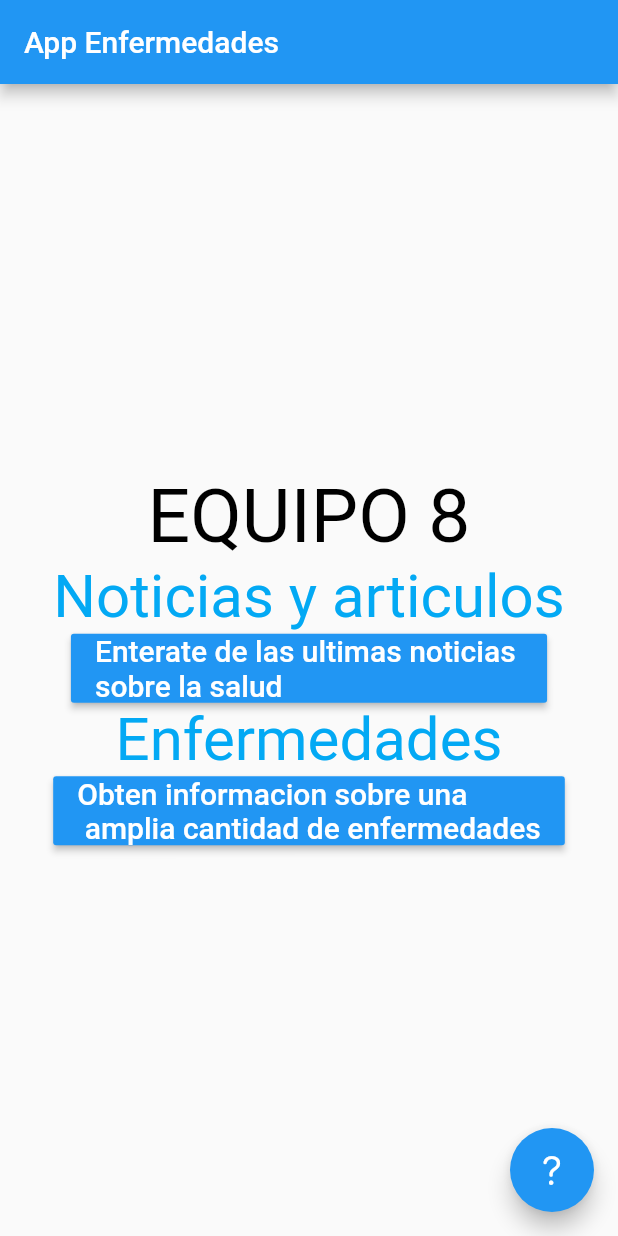
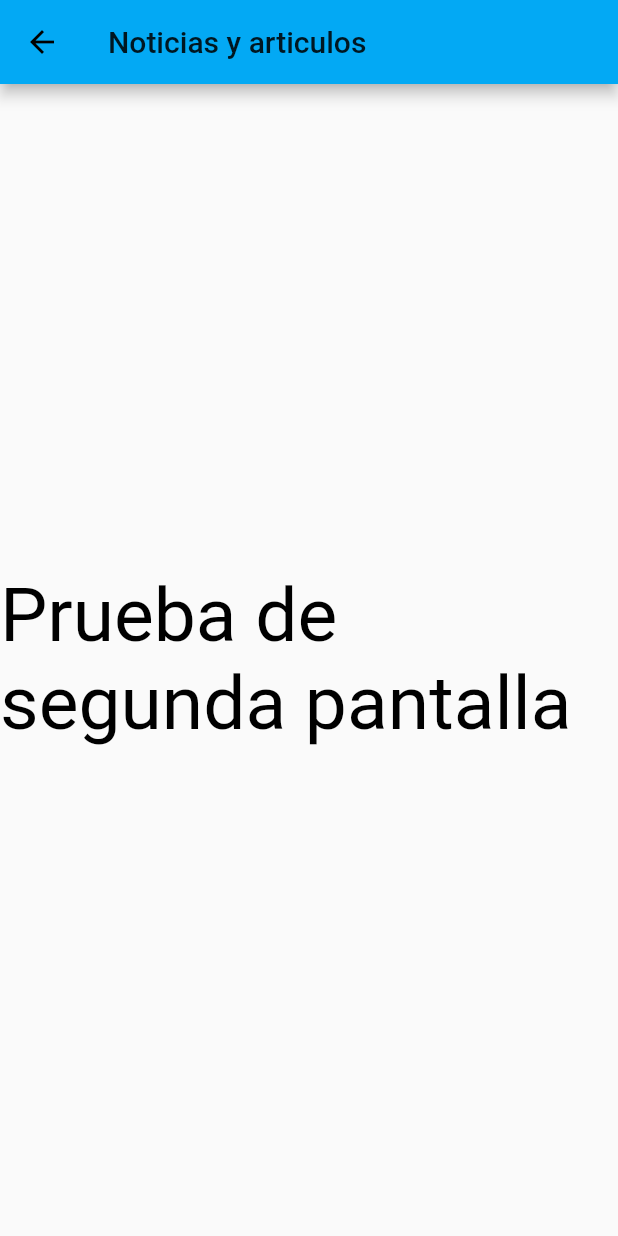
Before and after one commit to IvanGonzalezR/app_enfermedades, a Flutter app: the screen it shows after launch, after a tap on an icon or button, on a phone screen of 412 x 824 dp. Run offline on Flutter 3.47's test engine with Material 2 defaults, Android fonts, the phone set to English and light mode, and no system bars.

Commit message:
Agregadas pantallas para los botones

```diff
--- a/lib/main.dart
+++ b/lib/main.dart
@@ -6,12 +6,20 @@ import 'package:flutter/services.dart';
 void main() =>  runApp(MyApp());
 
 
-class MyApp extends StatelessWidget{
+class MyApp extends StatelessWidget {
   @override
   Widget build(BuildContext context) {
     return MaterialApp(
-      title: 'Equipo 8',
-      home: Scaffold(
+      theme: ThemeData(primarySwatch: Colors.lightBlue),
+      home: pantallaPrincipal(),
+    );
+  }
+}
+
+class pantallaPrincipal extends StatelessWidget{
+  @override
+  Widget build(BuildContext context) {
+    return Scaffold(
           appBar: AppBar(
             title: Text('App Enfermedades'),
           ),
@@ -23,20 +31,87 @@ class MyApp extends StatelessWidget{
                 Text('Noticias y articulos',style: TextStyle(fontSize: 40, color: Colors.lightBlue)),
                 //en la parte de onPressed se agregara el metodo para ir a la siguiente pagina
                 new RaisedButton(color: Colors.blue,textColor: Colors.white,child: Text('Enterate de las ultimas noticias \nsobre la salud',
-                  style: TextStyle(fontSize: 20.0)),onPressed: (){}),
+                    style: TextStyle(fontSize: 20.0)),onPressed: (){
+                  Navigator.of(context).push(MaterialPageRoute(
+                      builder: (context) => pantallaNoticiasyArticulos()));
+                }),
                 Text('Enfermedades',style: TextStyle(fontSize: 40, color: Colors.lightBlue)),
                 new RaisedButton(color: Colors.blue,textColor: Colors.white,child: Text('Obten informacion sobre una\n amplia cantidad de enfermedades',
-                  style: TextStyle(fontSize: 20.0)),onPressed: (){}),
+                    style: TextStyle(fontSize: 20.0)),onPressed: (){
+                  Navigator.of(context).push(MaterialPageRoute(
+                      builder: (context) => pantallaEnfermedades()));
+                }),
               ],
             ),
           ),
           //Boton signo de interrogacion
           floatingActionButton: FloatingActionButton(
-          onPressed: (){},
+            onPressed: (){
+              Navigator.of(context).push(MaterialPageRoute(
+                  builder: (context) => pantallaAcercaDe()));
+            },
             tooltip: 'Informacion sobre nosotros',
             child: Icon(CupertinoIcons.question),
           ),
         )
+    ;
+  }
+}
+
+class pantallaEnfermedades extends StatelessWidget{
+  @override
+  Widget build(BuildContext context) {
+    return Scaffold(
+      appBar: AppBar(
+        title: Text('Enfermedades'),
+      ),
+      body: Center(
+          child: Column(
+              mainAxisAlignment: MainAxisAlignment.center,
+              children: <Widget>[
+                Text('Prueba de tercera pantalla',style: TextStyle(fontSize: 50, color: Colors.black)),
+              ]
+          )
+      ),
     );
   }
 }
+
+class pantallaNoticiasyArticulos extends StatelessWidget{
+  @override
+  Widget build(BuildContext context) {
+    return Scaffold(
+      appBar: AppBar(
+        title: Text('Noticias y articulos'),
+      ),
+      body: Center(
+          child: Column(
+              mainAxisAlignment: MainAxisAlignment.center,
+              children: <Widget>[
+                Text('Prueba de segunda pantalla',style: TextStyle(fontSize: 50, color: Colors.black)),
+              ]
+          )
+      ),
+    );
+  }
+}
+
+
+class pantallaAcercaDe extends StatelessWidget{
+  @override
+  Widget build(BuildContext context) {
+    return Scaffold(
+      appBar: AppBar(
+        title: Text('Acerca de'),
+      ),
+      body: Center(
+          child: Column(
+              mainAxisAlignment: MainAxisAlignment.center,
+              children: <Widget>[
+                Text('App creada con flutter por el equipo 8',style: TextStyle(fontSize: 50, color: Colors.black)),
+              ]
+          )
+      ),
+    );
+  }
+}
```
Lines whose indentation alone changed are shown as unchanged.
